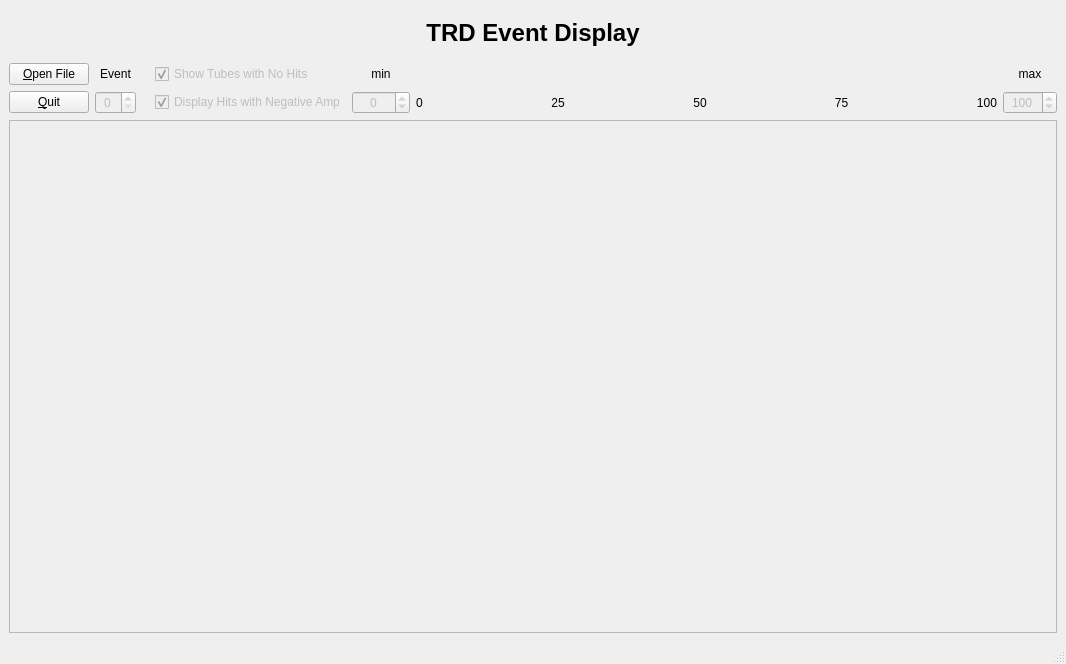
The window that ui/EventDisplayForm.ui (bastianbeischer/TRDEventDisplay) describes before a commit, drawn with Qt 5.
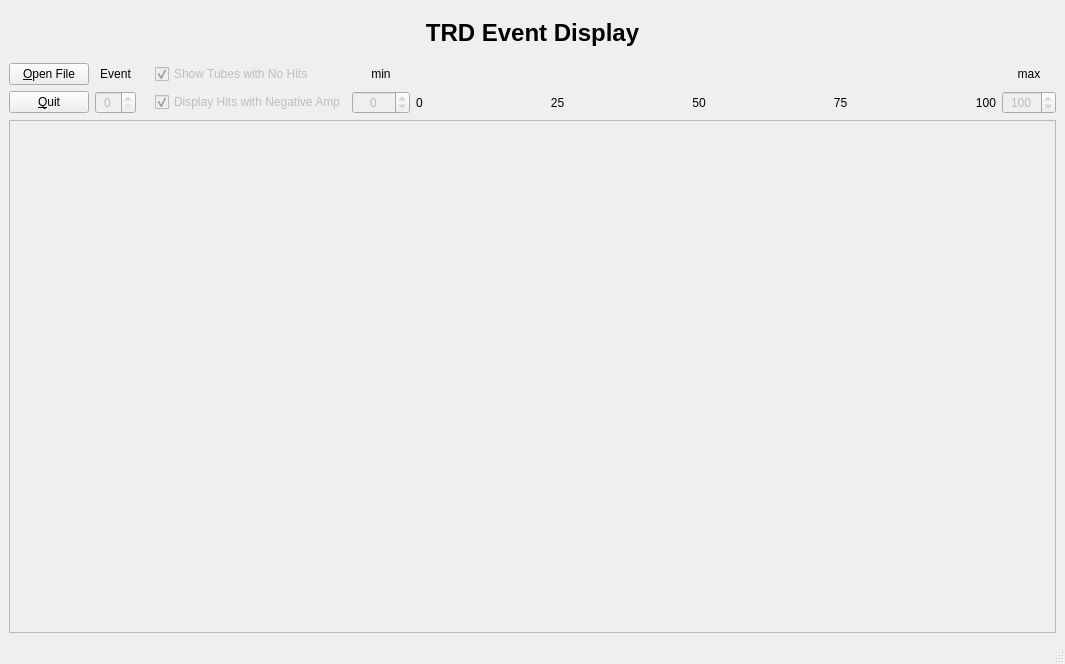
The same window after the commit.

Commit message: tab order

The edit to the form file:
```diff
--- a/ui/EventDisplayForm.ui
+++ b/ui/EventDisplayForm.ui
@@ -6,7 +6,7 @@
    <rect>
     <x>0</x>
     <y>0</y>
-    <width>1066</width>
+    <width>1065</width>
     <height>664</height>
    </rect>
   </property>
```
Left out of the diff: 10 changed lines with no effect on the pictures.
